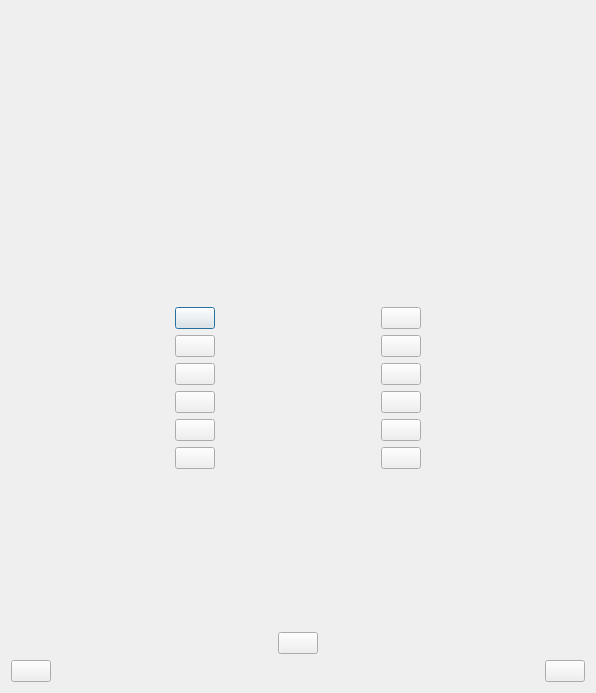
This is ui_trainingQuiz.ui in geometalab/Quiz-QGIS-Plugin as Qt 5 draws it before an edit. The edited form follows.
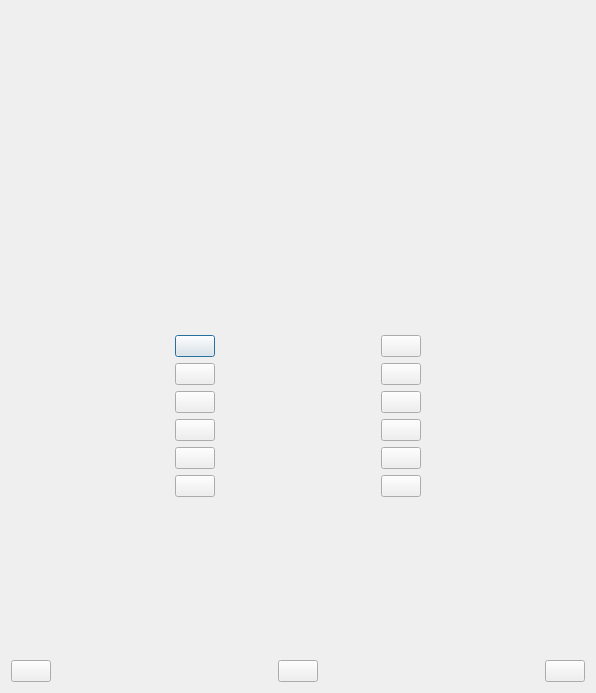
This is the edited form.

Patch:
```diff
--- a/ui_trainingQuiz.ui
+++ b/ui_trainingQuiz.ui
@@ -825,43 +825,6 @@
      </item>
     </layout>
    </item>
-   <item>
-    <layout class="QHBoxLayout" name="horizontalLayout">
-     <item>
-      <spacer name="horizontalSpacer_3">
-       <property name="orientation">
-        <enum>Qt::Horizontal</enum>
-       </property>
-       <property name="sizeHint" stdset="0">
-        <size>
-         <width>40</width>
-         <height>20</height>
-        </size>
-       </property>
-      </spacer>
-     </item>
-     <item>
-      <widget class="QPushButton" name="pushButton_13">
-       <property name="text">
-        <string/>
-       </property>
-      </widget>
-     </item>
-     <item>
-      <spacer name="horizontalSpacer_4">
-       <property name="orientation">
-        <enum>Qt::Horizontal</enum>
-       </property>
-       <property name="sizeHint" stdset="0">
-        <size>
-         <width>40</width>
-         <height>20</height>
-        </size>
-       </property>
-      </spacer>
-     </item>
-    </layout>
-   </item>
    <item>
     <layout class="QHBoxLayout" name="horizontalLayout_2">
      <item>
@@ -884,6 +847,26 @@
        </property>
       </spacer>
      </item>
+     <item>
+      <widget class="QPushButton" name="pushButton_13">
+       <property name="text">
+        <string/>
+       </property>
+      </widget>
+     </item>
+     <item>
+      <spacer name="horizontalSpacer_4">
+       <property name="orientation">
+        <enum>Qt::Horizontal</enum>
+       </property>
+       <property name="sizeHint" stdset="0">
+        <size>
+         <width>40</width>
+         <height>20</height>
+        </size>
+       </property>
+      </spacer>
+     </item>
      <item>
       <widget class="QPushButton" name="pushButton_16">
        <property name="text">
```
